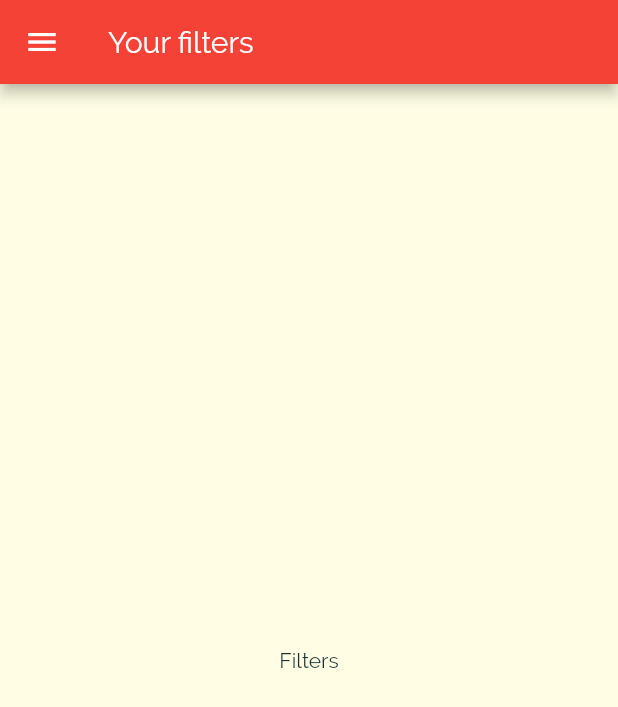
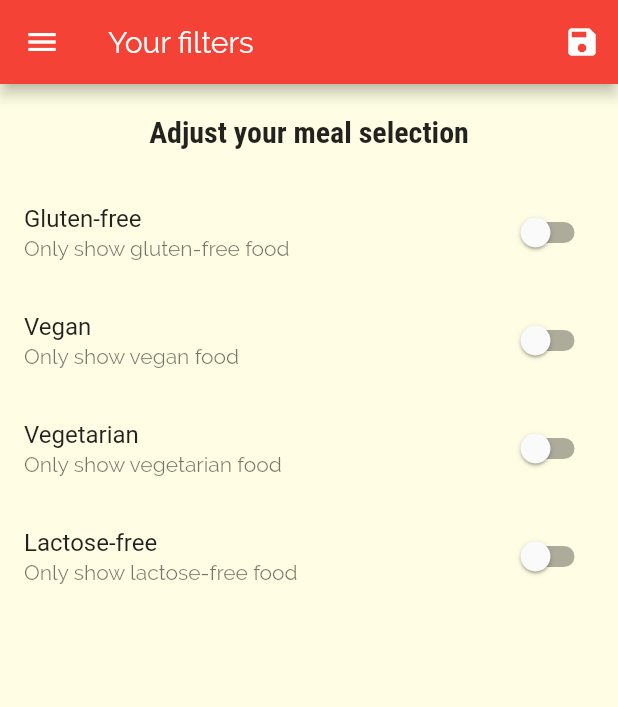
Before and after one commit to TheDecipherer/foodie, a Flutter app: the FilterScreen screen opened by its route, on a phone screen of 412 x 824 dp. Shown: the top 707 px of the screen. Run offline on Flutter 3.47's test engine with Material 2 defaults, Android fonts, the phone set to English and light mode, and no system bars.

Commit message:
filter food logic added

```diff
--- a/lib/main.dart
+++ b/lib/main.dart
@@ -1,16 +1,54 @@
 import 'package:flutter/material.dart';
 
+import './dummy_data.dart';
 import './screens/filter_screen.dart';
 import './screens/tabs_screen.dart';
 import './screens/food_details_screen.dart';
 import './screens/categories_screen.dart';
 import './screens/category_food_screen.dart';
+import './models/meal.dart';
 
 void main() {
   runApp(MyApp());
 }
 
-class MyApp extends StatelessWidget {
+class MyApp extends StatefulWidget {
+  @override
+  _MyAppState createState() => _MyAppState();
+}
+
+class _MyAppState extends State<MyApp> {
+  Map<String, bool> _filters = {
+    'gluten-free': false,
+    'vegan': false,
+    'vegetarian': false,
+    'lactose-free': false,
+  };
+
+  List<Meal> _availableFood = DUMMY_MEALS;
+
+  void _setFilters(Map<String, bool> filterData) {
+    setState(() {
+      _filters = filterData;
+
+      _availableFood = DUMMY_MEALS.where((food) {
+        if (_filters['gluten-free'] && !food.isGlutenFree) {
+          return false;
+        }
+        if (_filters['lactose-free'] && !food.isLactoseFree) {
+          return false;
+        }
+        if (_filters['vegan'] && !food.isVegan) {
+          return false;
+        }
+        if (_filters['vegetarian'] && !food.isVegetarian) {
+          return false;
+        }
+        return true;
+      }).toList();
+    });
+  }
+
   @override
   Widget build(BuildContext context) {
     return MaterialApp(
@@ -35,9 +73,11 @@ class MyApp extends StatelessWidget {
       ),
       routes: {
         '/': (context) => TabsScreen(),
-        CategoryFoodScreen.routeName: (context) => CategoryFoodScreen(),
+        CategoryFoodScreen.routeName: (context) =>
+            CategoryFoodScreen(_availableFood),
         FoodDetailsScreen.routeName: (context) => FoodDetailsScreen(),
-        FilterScreen.routeName: (context) => FilterScreen(),
+        FilterScreen.routeName: (context) =>
+            FilterScreen(_filters, _setFilters),
       },
       onUnknownRoute: (settings) {
         return MaterialPageRoute(builder: (context) => CategoriesScreen());
--- a/lib/screens/filter_screen.dart
+++ b/lib/screens/filter_screen.dart
@@ -2,20 +2,120 @@ import 'package:flutter/material.dart';
 
 import '../widgets/main_drawer.dart';
 
-class FilterScreen extends StatelessWidget {
+class FilterScreen extends StatefulWidget {
   static const routeName = '/filters';
+
+  final Function saveFilters;
+  final Map<String, bool> currentFilters;
+
+  FilterScreen(this.currentFilters, this.saveFilters);
+
+  @override
+  _FilterScreenState createState() => _FilterScreenState();
+}
+
+class _FilterScreenState extends State<FilterScreen> {
+  var _glutenFree = false;
+  var _vegan = false;
+  var _vegetarian = false;
+  var _lactoseFree = false;
+
+  @override
+  initState() {
+    _glutenFree = widget.currentFilters['gluten-free'];
+    _lactoseFree = widget.currentFilters['lactose-free'];
+    _vegan = widget.currentFilters['vegan'];
+    _vegetarian = widget.currentFilters['vegetarian'];
+    super.initState();
+  }
+
+  Widget _buildSwitchListItem(String title, String description,
+      Function updateValue, bool currentValue) {
+    return SwitchListTile.adaptive(
+      title: Text(title),
+      subtitle: Text(description),
+      value: currentValue,
+      onChanged: updateValue,
+    );
+  }
 
   @override
   Widget build(BuildContext context) {
     return Scaffold(
       appBar: AppBar(
         title: Text('Your filters'),
+        actions: <Widget>[
+          IconButton(
+            icon: Icon(Icons.save),
+            onPressed: () {
+              final selectedFilters = {
+                'gluten-free': _glutenFree,
+                'vegan': _vegan,
+                'vegetarian': _vegetarian,
+                'lactose-free': _lactoseFree,
+              };
+              widget.saveFilters(selectedFilters);
+            },
+          ),
+        ],
       ),
       drawer: MainDrawer(),
-      body: Center(
-        child: Text(
-          'Filters',
-        ),
+      body: Column(
+        children: <Widget>[
+          Container(
+            padding: EdgeInsets.all(20),
+            child: Text(
+              'Adjust your meal selection',
+              style: Theme.of(context).textTheme.title,
+            ),
+          ),
+          Expanded(
+            child: ListView(
+              children: <Widget>[
+                _buildSwitchListItem(
+                  'Gluten-free',
+                  'Only show gluten-free food',
+                  (newValue) {
+                    setState(() {
+                      _glutenFree = newValue;
+                    });
+                  },
+                  _glutenFree,
+                ),
+                _buildSwitchListItem(
+                  'Vegan',
+                  'Only show vegan food',
+                  (newValue) {
+                    setState(() {
+                      _vegan = newValue;
+                    });
+                  },
+                  _vegan,
+                ),
+                _buildSwitchListItem(
+                  'Vegetarian',
+                  'Only show vegetarian food',
+                  (newValue) {
+                    setState(() {
+                      _vegetarian = newValue;
+                    });
+                  },
+                  _vegetarian,
+                ),
+                _buildSwitchListItem(
+                  'Lactose-free',
+                  'Only show lactose-free food',
+                  (newValue) {
+                    setState(() {
+                      _lactoseFree = newValue;
+                    });
+                  },
+                  _lactoseFree,
+                ),
+              ],
+            ),
+          )
+        ],
       ),
     );
   }
--- a/lib/screens/food_details_screen.dart
+++ b/lib/screens/food_details_screen.dart
@@ -92,7 +92,7 @@ class FoodDetailsScreen extends StatelessWidget {
       ),
       floatingActionButton: FloatingActionButton(
         onPressed: () {
-          Navigator.of(context).pop();
+          Navigator.of(context).pop(foodId);
         },
         child: Icon(Icons.delete),
       ),
```
Also changed, not shown: lib/screens/category_food_screen.dart (+47 -11 lines), lib/widgets/food_item.dart (+10 -2 lines).
